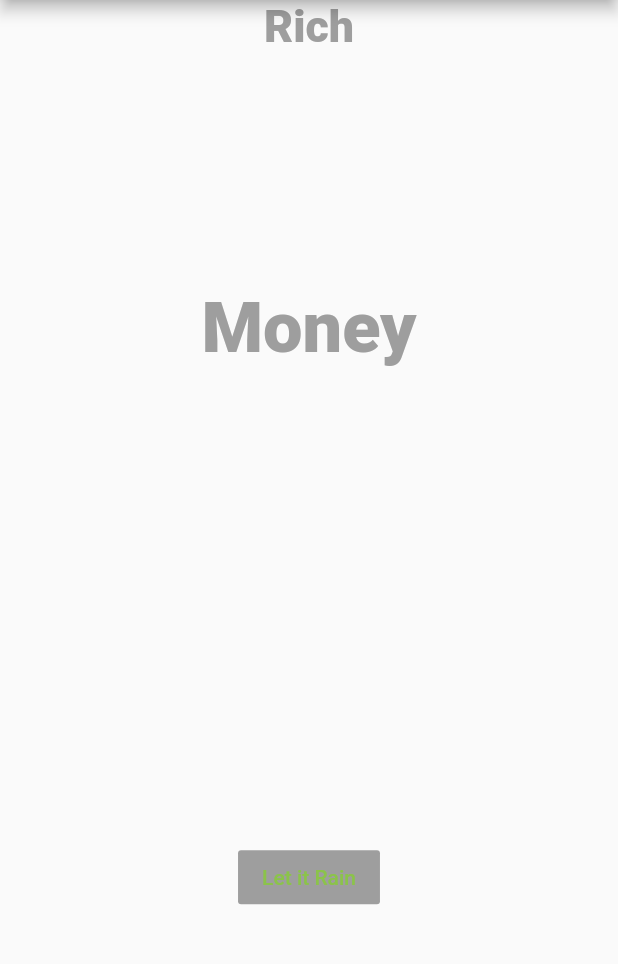
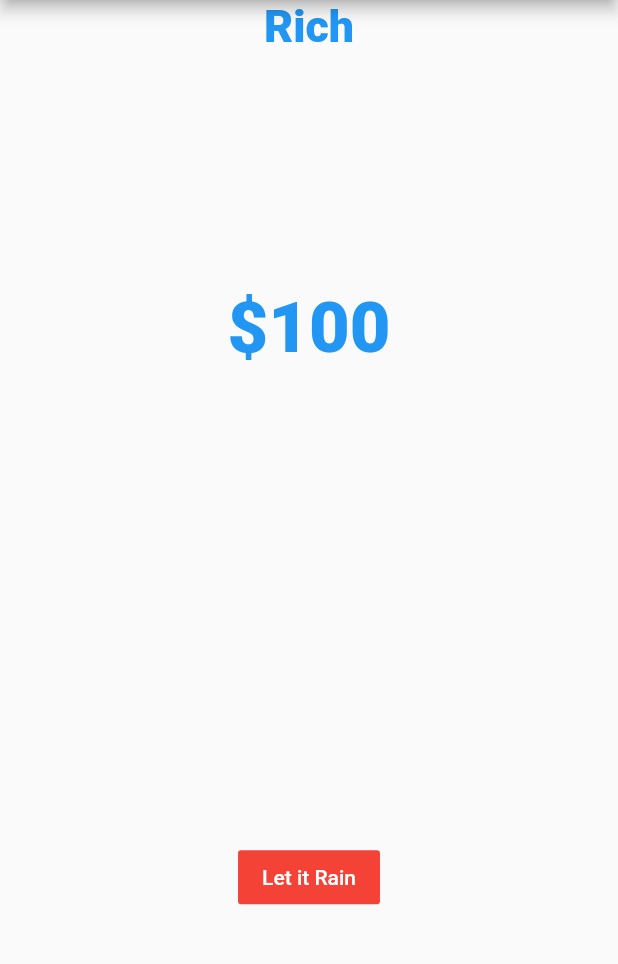
Before and after one commit to malikhassan22212/make_it_rain, a Flutter app: the screen it shows after launch, after a tap on "Let it Rain", on a phone screen of 412 x 824 dp, the part 84-1048 px from its top. Run offline on Flutter 3.47's test engine with Material 2 defaults, Android fonts, the phone set to English and light mode, and no system bars.

Commit message:
make it rain 93

```diff
--- a/lib/ui/MakeitRain.dart
+++ b/lib/ui/MakeitRain.dart
@@ -4,12 +4,21 @@ class MakeItRain extends StatefulWidget {
   @override
   State<StatefulWidget> createState() {
     // TODO: implement createState
-
     return new MakeItRainState();
   }
 }
 
 class MakeItRainState extends State<MakeItRain> {
+  int _moneyCounter = 0;
+
+  void _rainMoney() {
+    //set state is called each time to update The UI
+    setState(() {
+      _moneyCounter = _moneyCounter + 100;
+      print(_moneyCounter);
+    });
+  }
+
   @override
   Widget build(BuildContext context) {
     // TODO: implement build
@@ -26,7 +35,7 @@ class MakeItRainState extends State<MakeItRain> {
               child: new Text(
                 "Rich",
                 style: new TextStyle(
-                    color: Colors.grey,
+                    color: Colors.blue,
                     fontWeight: FontWeight.w800,
                     fontSize: 29.9),
               ),
@@ -34,9 +43,9 @@ class MakeItRainState extends State<MakeItRain> {
             new Expanded(
                 child: new Center(
               child: new Text(
-                "Money",
+                '\$$_moneyCounter',
                 style: new TextStyle(
-                    color: Colors.grey,
+                    color: Colors.blue,
                     fontSize: 46.9,
                     fontWeight: FontWeight.w800),
               ),
@@ -44,9 +53,9 @@ class MakeItRainState extends State<MakeItRain> {
             new Expanded(
                 child: new Center(
               child: new FlatButton(
-                  color: Colors.grey,
-                  textColor: Colors.lightGreen,
-                  onPressed: () => debugPrint("hey"),
+                  color: Colors.red,
+                  textColor: Colors.white,
+                  onPressed: () => _rainMoney(),
                   child: new Text(
                     "Let it Rain",
                     style: new TextStyle(),
```
Also changed, not shown: 1 other file.
